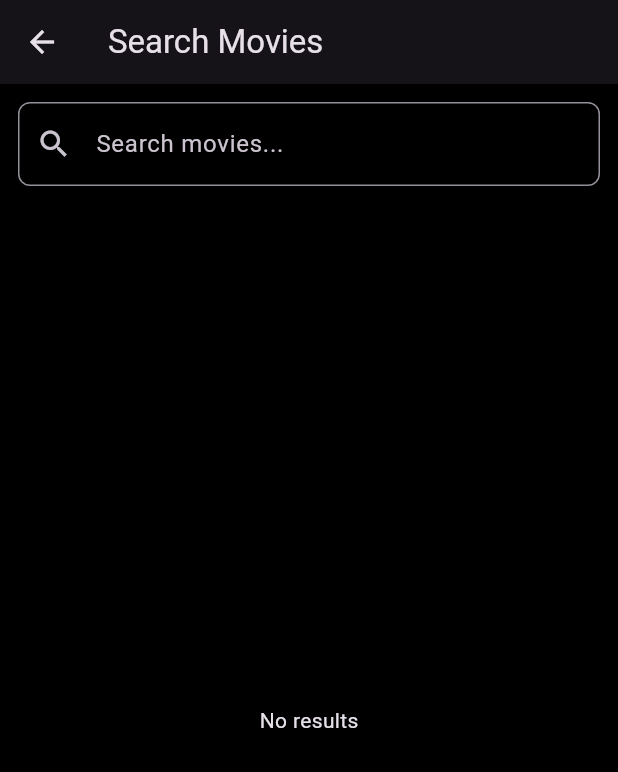
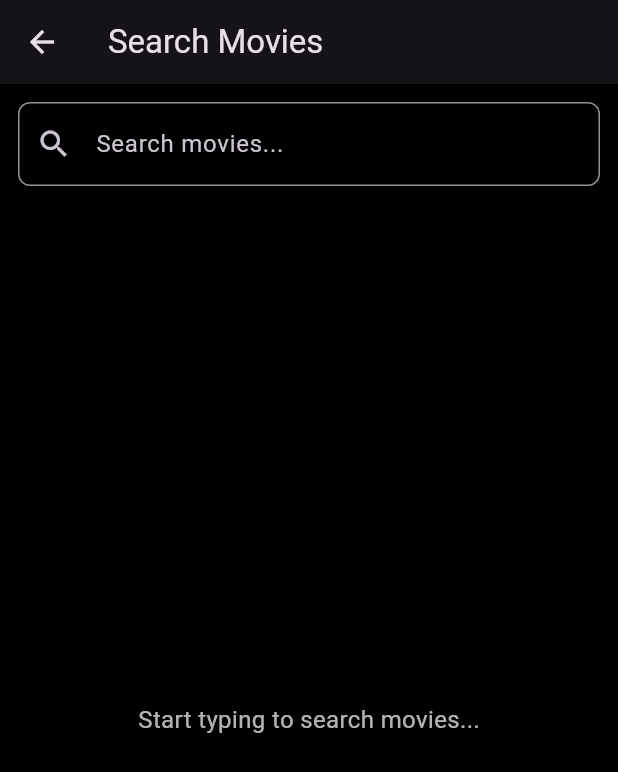
Before and after one commit to PrashantSaxena-dev/inshort-movies_application, a Flutter app: the SearchScreen screen opened by its route, on a phone screen of 412 x 824 dp. Shown: the top 772 px of the screen. Run offline on Flutter 3.47's test engine with Material 3 defaults, Android fonts, the phone set to English and light mode, and no system bars; our stand-ins replace app_links, cached_network_image, dio, hive, hive_flutter, retrofit and 1 more; accounts and stored records are empty; generated files the repository leaves out were written again; network calls fail.

Commit message:
list view card added for search screen in view

```diff
--- a/lib/ui/screens/search_screen.dart
+++ b/lib/ui/screens/search_screen.dart
@@ -1,15 +1,15 @@
 import 'package:flutter/material.dart';
 import 'package:provider/provider.dart';
 import '../../viewmodels/search_model.dart';
-import '../../data/models/movie_model.dart';
-import '../widgets/movie_card.dart';
+import '../widgets/now_playing_item.dart';
 import 'movie_details_screen.dart';
 
 class SearchScreen extends StatelessWidget {
   const SearchScreen({super.key});
 
   void _openDetails(BuildContext context, int movieId) {
-    Navigator.pushNamed(context, MovieDetailsScreen.routeName, arguments: movieId);
+    Navigator.pushNamed(context, MovieDetailsScreen.routeName,
+        arguments: movieId);
   }
 
   @override
@@ -40,12 +40,23 @@ class SearchScreen extends StatelessWidget {
                         },
                       )
                     : null,
-                border: OutlineInputBorder(borderRadius: BorderRadius.circular(8)),
+                border:
+                    OutlineInputBorder(borderRadius: BorderRadius.circular(8)),
               ),
             ),
           ),
           Expanded(
             child: Builder(builder: (context) {
+              final query = searchModel.controller.text.trim();
+
+              if (query.isEmpty) {
+                return const Center(
+                  child: Text(
+                    'Start typing to search movies...',
+                    style: TextStyle(color: Colors.white70, fontSize: 16),
+                  ),
+                );
+              }
               if (searchModel.loading) {
                 return const Center(child: CircularProgressIndicator());
               }
@@ -56,17 +67,19 @@ class SearchScreen extends StatelessWidget {
                 return const Center(child: Text('No results'));
               }
               return ListView.separated(
-                padding: const EdgeInsets.symmetric(horizontal: 12, vertical: 8),
+                shrinkWrap: true,
+                physics: const AlwaysScrollableScrollPhysics(),
+                padding:
+                    const EdgeInsets.symmetric(horizontal: 12, vertical: 8),
+                itemCount: searchModel.results.length,
+                separatorBuilder: (_, __) => const SizedBox(height: 8),
                 itemBuilder: (context, index) {
-                  final MovieModel m = searchModel.results[index];
-                  return MovieCard(
+                  final m = searchModel.results[index];
+                  return NowPlayingItem(
                     movie: m,
                     onTap: () => _openDetails(context, m.id),
-                    onBookmarkTap: () {},
                   );
                 },
-                separatorBuilder: (_, __) => const SizedBox(height: 8),
-                itemCount: searchModel.results.length,
               );
             }),
           ),
```
